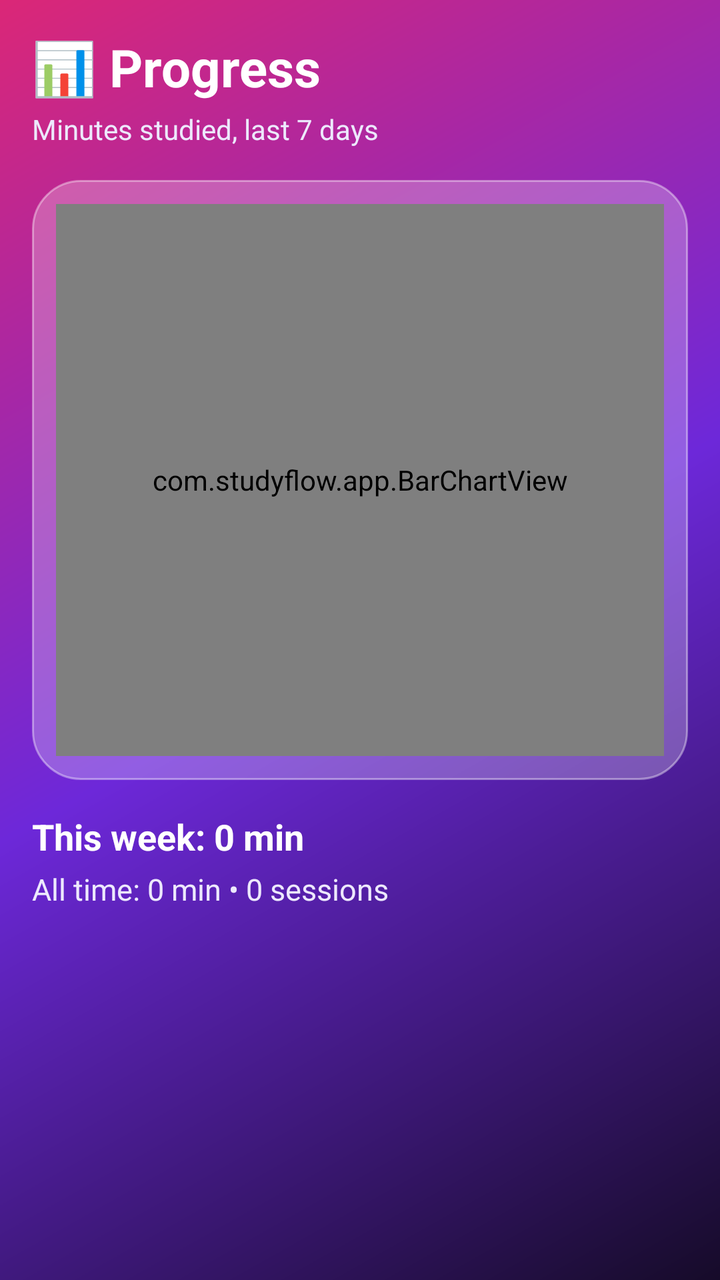
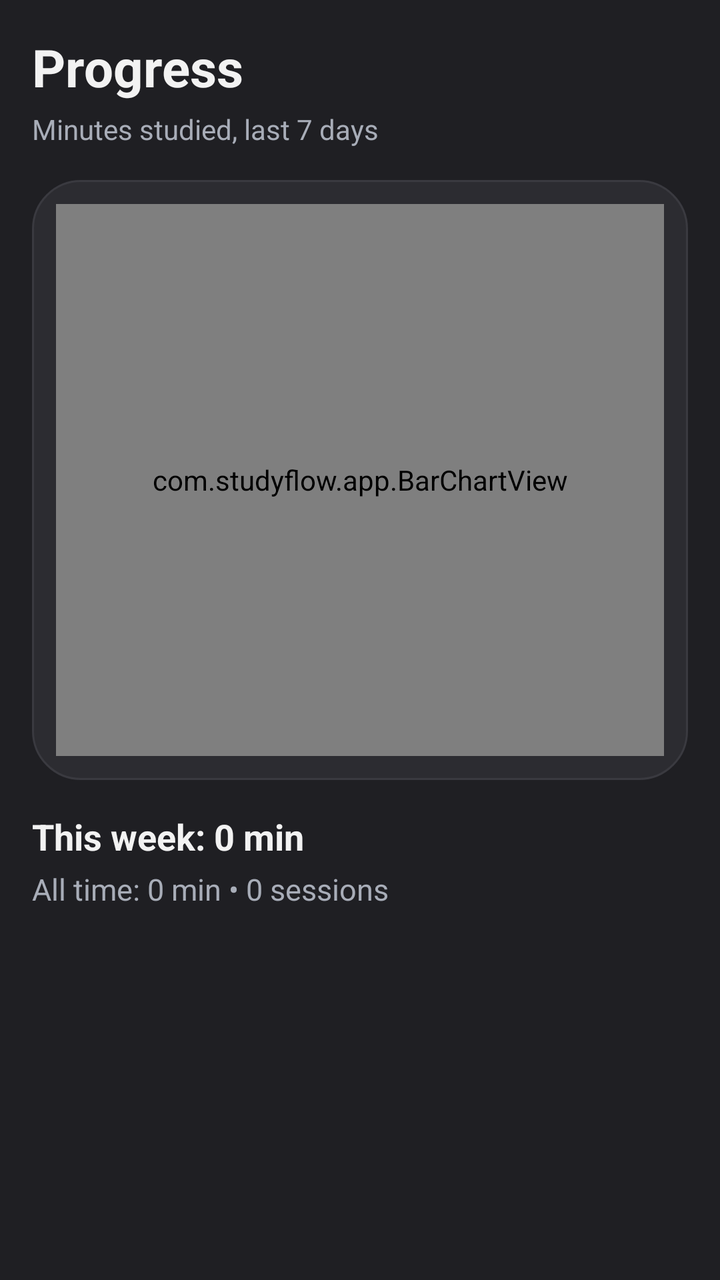

An Android layout rendered at two revisions. The XML below is the earlier revision; the diff shows what the commit changed to produce the second picture.
<!-- AndroidManifest.xml: application theme AppTheme -->
<!-- res/layout/activity_charts.xml -->
<?xml version="1.0" encoding="utf-8"?>
<ScrollView xmlns:android="http://schemas.android.com/apk/res/android"
    android:layout_width="match_parent"
    android:layout_height="match_parent"
    android:padding="16dp">

    <LinearLayout
        android:layout_width="match_parent"
        android:layout_height="wrap_content"
        android:orientation="vertical">

        <TextView
            android:id="@+id/tv_title"
            android:layout_width="wrap_content"
            android:layout_height="wrap_content"
            android:text="📊 Progress"
            android:textColor="?android:attr/textColorPrimary"
            android:textSize="26sp"
            android:textStyle="bold" />

        <TextView
            android:layout_width="wrap_content"
            android:layout_height="wrap_content"
            android:text="Minutes studied, last 7 days"
            android:textColor="?android:attr/textColorSecondary"
            android:textSize="14sp"
            android:layout_marginTop="4dp" />

        <LinearLayout
            android:layout_width="match_parent"
            android:layout_height="300dp"
            android:layout_marginTop="16dp"
            android:background="@drawable/bg_glass"
            android:padding="12dp">

            <com.studyflow.app.BarChartView
                android:id="@+id/chart"
                android:layout_width="match_parent"
                android:layout_height="match_parent" />
        </LinearLayout>

        <TextView
            android:id="@+id/tv_week_total"
            android:layout_width="wrap_content"
            android:layout_height="wrap_content"
            android:text="This week: 0 min"
            android:textColor="?android:attr/textColorPrimary"
            android:textSize="18sp"
            android:textStyle="bold"
            android:layout_marginTop="16dp" />

        <TextView
            android:id="@+id/tv_total_all"
            android:layout_width="wrap_content"
            android:layout_height="wrap_content"
            android:text="All time: 0 min • 0 sessions"
            android:textColor="?android:attr/textColorSecondary"
            android:textSize="15sp"
            android:layout_marginTop="4dp" />

        <TextView
            android:id="@+id/tv_best_day"
            android:layout_width="wrap_content"
            android:layout_height="wrap_content"
            android:text=""
            android:textColor="?android:attr/textColorSecondary"
            android:textSize="15sp"
            android:layout_marginTop="4dp" />
    </LinearLayout>
</ScrollView>
<!-- resources referenced by this layout -->
<resources>
  <!-- drawable bg_glass (drawable) -->
  <?xml version="1.0" encoding="utf-8"?>
  <shape xmlns:android="http://schemas.android.com/apk/res/android"
      android:shape="rectangle">
      <corners android:radius="24dp" />
      <solid android:color="#40FFFFFF" />
      <stroke
          android:width="1dp"
          android:color="#66FFFFFF" />
  </shape>
  <style name="AppTheme" parent="android:Theme.Material.NoActionBar">
          <item name="android:windowBackground">@drawable/bg_gradient</item>
          <item name="android:textColorPrimary">#FFFFFF</item>
          <item name="android:textColorSecondary">#EDE9FE</item>
          <item name="android:colorAccent">#EC4899</item>
      </style>
  <!-- drawable bg_gradient (drawable) -->
  <?xml version="1.0" encoding="utf-8"?>
  <shape xmlns:android="http://schemas.android.com/apk/res/android"
      android:shape="rectangle">
      <gradient
          android:angle="135"
          android:startColor="#160B29"
          android:centerColor="#6D28D9"
          android:endColor="#DB2777"
          android:type="linear" />
  </shape>
</resources>

<!-- the commit's change to res/layout/activity_charts.xml (unified diff, before → after) -->
@@ -13,7 +13,7 @@
             android:id="@+id/tv_title"
             android:layout_width="wrap_content"
             android:layout_height="wrap_content"
-            android:text="📊 Progress"
+            android:text="Progress"
             android:textColor="?android:attr/textColorPrimary"
             android:textSize="26sp"
             android:textStyle="bold" />
<!-- resource entries referenced after the edit -->
@@ -5,27 +5,26 @@
   <shape xmlns:android="http://schemas.android.com/apk/res/android"
       android:shape="rectangle">
       <corners android:radius="24dp" />
-      <solid android:color="#40FFFFFF" />
+      <solid android:color="?attr/neuCard" />
       <stroke
           android:width="1dp"
-          android:color="#66FFFFFF" />
+          android:color="?attr/neuStroke" />
   </shape>
   <style name="AppTheme" parent="android:Theme.Material.NoActionBar">
-          <item name="android:windowBackground">@drawable/bg_gradient</item>
-          <item name="android:textColorPrimary">#FFFFFF</item>
-          <item name="android:textColorSecondary">#EDE9FE</item>
-          <item name="android:colorAccent">#EC4899</item>
+          <item name="android:windowBackground">@color/neu_bg_dark</item>
+          <item name="android:textColorPrimary">@color/neu_text_dark</item>
+          <item name="android:textColorSecondary">@color/neu_text_secondary_dark</item>
+          <item name="android:colorAccent">@color/orange</item>
+          <item name="neuCard">@color/neu_card_dark</item>
+          <item name="neuStroke">@color/neu_stroke_dark</item>
+          <item name="neuInput">@color/neu_input_dark</item>
       </style>
-  <!-- drawable bg_gradient (drawable) -->
-  <?xml version="1.0" encoding="utf-8"?>
-  <shape xmlns:android="http://schemas.android.com/apk/res/android"
-      android:shape="rectangle">
-      <gradient
-          android:angle="135"
-          android:startColor="#160B29"
-          android:centerColor="#6D28D9"
-          android:endColor="#DB2777"
-          android:type="linear" />
-  </shape>
+  <color name="neu_bg_dark">#1F1F23</color>
+  <color name="neu_text_dark">#F2F2F2</color>
+  <color name="neu_text_secondary_dark">#A8ADB8</color>
+  <color name="orange">#FF9E1B</color>
+  <color name="neu_card_dark">#2C2C31</color>
+  <color name="neu_stroke_dark">#3A3A40</color>
+  <color name="neu_input_dark">#2C2C31</color>
 </resources>
 
